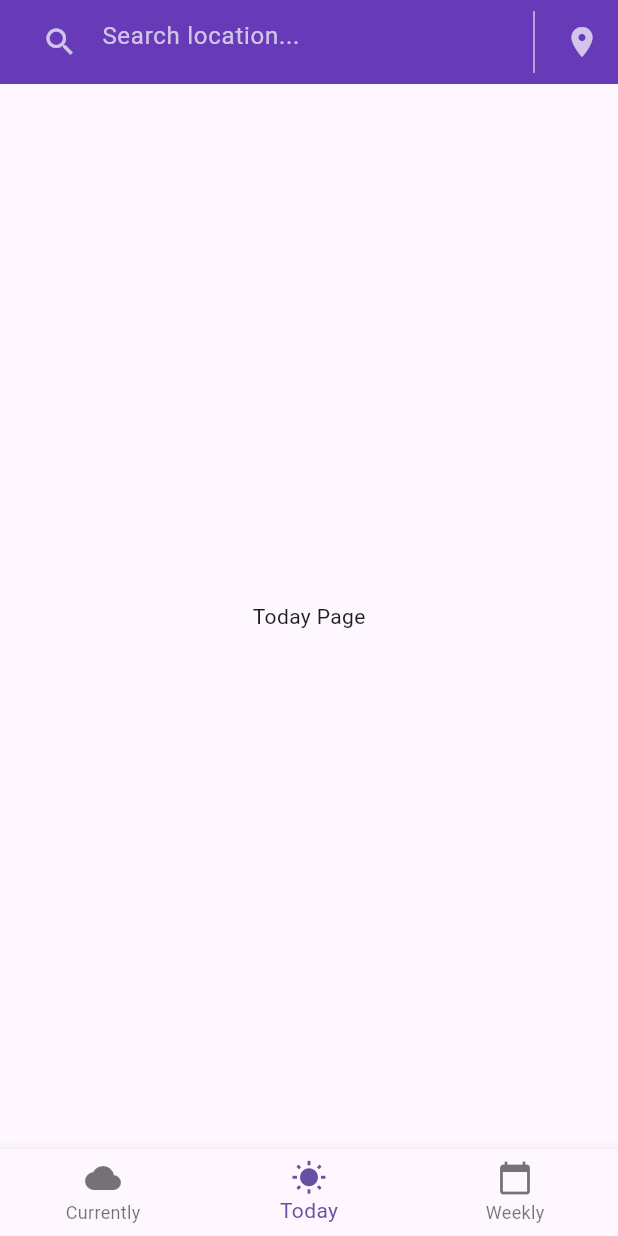
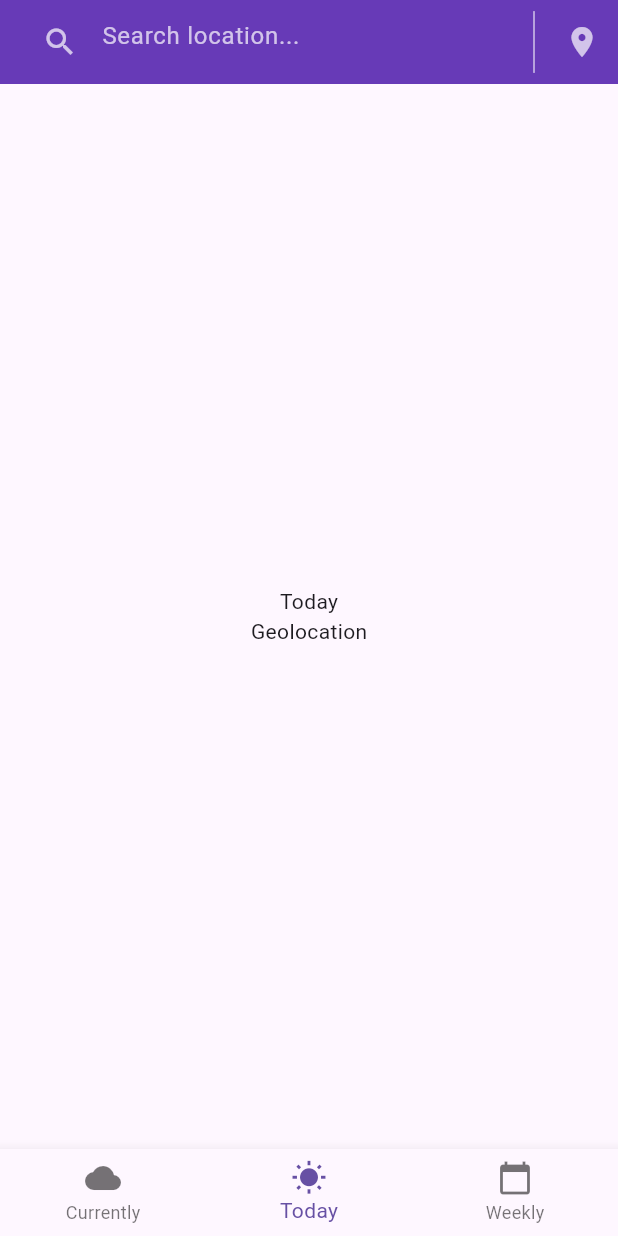
Before and after one commit to chizhovvictor/Mobile, a Flutter app: the screen it shows after launch, item 2 of the bottom bar chosen, after a tap on the "location on" icon, on a phone screen of 412 x 824 dp. Run offline on Flutter 3.47's test engine with Material 3 defaults, Android fonts, the phone set to English and light mode, and no system bars; our stand-ins replace math_expressions.

Commit message:
need to check horizon and checklist

```diff
--- a/mobileWeatherApp/weatherapp_proj/lib/src/screens/currently_page.dart
+++ b/mobileWeatherApp/weatherapp_proj/lib/src/screens/currently_page.dart
@@ -1,12 +1,22 @@
 import 'package:flutter/material.dart';
 
 class CurrentlyPage extends StatelessWidget {
-  const CurrentlyPage({super.key});
-
+  const CurrentlyPage({super.key, required this.input});
+  final String input;
   @override
   Widget build(BuildContext context) {
-    return const Center(
-      child: Text('Currently Page'),
+    return Center(
+      child: Column(
+        mainAxisAlignment: MainAxisAlignment.center,
+        children: [
+          const Text(
+            'Currently',
+          ),
+          Text(
+            input,
+          ),
+        ],
+      ),
     );
   }
 }
--- a/mobileWeatherApp/weatherapp_proj/lib/src/screens/home_page.dart
+++ b/mobileWeatherApp/weatherapp_proj/lib/src/screens/home_page.dart
@@ -1,9 +1,9 @@
-import 'package:flutter/cupertino.dart';
 import 'package:flutter/material.dart';
-import 'package:flutter/widgets.dart';
+
 import 'package:weatherapp_proj/src/screens/currently_page.dart';
 import 'package:weatherapp_proj/src/screens/today_page.dart';
 import 'package:weatherapp_proj/src/screens/weekly_page.dart';
+import 'package:weatherapp_proj/src/widgets/bottom_menu.dart';
 
 class HomePage extends StatefulWidget {
   const HomePage({super.key});
@@ -16,16 +16,38 @@ class _HomePageState extends State<HomePage> {
   int _selectedIndex = 0;
 
   final PageController _pageController = PageController(); // Контроллер страниц
+  final _textController = TextEditingController();
+
+  String inputTextField = '';
 
   void _onItemTapped(int index) {
     setState(() {
       _selectedIndex = index;
     });
-    _pageController.animateToPage( // Переход на страницу
+    _pageController.animateToPage(
+      // Переход на страницу
       index,
       duration: const Duration(microseconds: 300),
       curve: Curves.ease,
     );
+  }
+
+  void handleValue(String value) {
+    setState(() {
+      inputTextField = value;
+    });
+  }
+
+  void onGeolocationPressed() {
+    setState(() {
+      inputTextField = 'Geolocation';
+    });
+  }
+
+  @override
+  void dispose() {
+    _textController.dispose();
+    super.dispose();
   }
 
   @override
@@ -33,8 +55,11 @@ class _HomePageState extends State<HomePage> {
     return Scaffold(
       appBar: AppBar(
         backgroundColor: Colors.deepPurple,
-        title: const TextField(
-          decoration: InputDecoration(
+        title: TextField(
+          controller: _textController,
+          onSubmitted: handleValue,
+          style: const TextStyle(color: Colors.white70),
+          decoration: const InputDecoration(
             hintText: 'Search location...',
             hintStyle: TextStyle(color: Colors.white70),
             border: InputBorder.none,
@@ -49,42 +74,29 @@ class _HomePageState extends State<HomePage> {
                 color: Colors.white70), // Разделительная черта
           ),
           IconButton(
-            onPressed: () {},
+            onPressed: onGeolocationPressed,
             icon: const Icon(Icons.location_on),
             color: Colors.white70,
           )
         ],
       ),
-      body: PageView(  // Виджет для свайпинга страниц
+      body: PageView(
+        // Виджет для свайпинга страниц
         controller: _pageController,
         onPageChanged: (index) {
           setState(() {
             _selectedIndex = index;
           });
         },
-        children: const <Widget>[
-          CurrentlyPage(),
-          TodayPage(),
-          WeeklyPage(),
+        children: <Widget>[
+          CurrentlyPage(input: inputTextField),
+          TodayPage(input: inputTextField),
+          WeeklyPage(input: inputTextField),
         ],
       ),
-      bottomNavigationBar: BottomNavigationBar(  // Нижняя навигация
-        items: const <BottomNavigationBarItem>[
-          BottomNavigationBarItem(
-            icon: Icon(Icons.cloud),
-            label: 'Currently',
-          ),
-          BottomNavigationBarItem(
-            icon: Icon(Icons.wb_sunny),
-            label: 'Today',
-          ),
-          BottomNavigationBarItem(
-            icon: Icon(Icons.calendar_today),
-            label: 'Weekly',
-          ),
-        ],
-        currentIndex: _selectedIndex,
-        onTap: _onItemTapped,
+      bottomNavigationBar: BottomMenu(
+        selectedIndex: _selectedIndex,
+        onItemTapped: _onItemTapped,
       ),
     );
   }
--- a/mobileWeatherApp/weatherapp_proj/lib/src/screens/today_page.dart
+++ b/mobileWeatherApp/weatherapp_proj/lib/src/screens/today_page.dart
@@ -1,12 +1,22 @@
 import 'package:flutter/material.dart';
 
 class TodayPage extends StatelessWidget {
-  const TodayPage({super.key});
-
+  const TodayPage({super.key, required this.input});
+  final String input;
   @override
   Widget build(BuildContext context) {
-    return const Center(
-      child: Text('Today Page'),
+    return Center(
+      child: Column(
+        mainAxisAlignment: MainAxisAlignment.center,
+        children: [
+          const Text(
+            'Today',
+          ),
+          Text(
+            input,
+          ),
+        ],
+      ),
     );
   }
 }
--- a/mobileWeatherApp/weatherapp_proj/lib/src/screens/weekly_page.dart
+++ b/mobileWeatherApp/weatherapp_proj/lib/src/screens/weekly_page.dart
@@ -1,12 +1,23 @@
 import 'package:flutter/material.dart';
 
 class WeeklyPage extends StatelessWidget {
-  const WeeklyPage({super.key});
+  const WeeklyPage({super.key, required this.input});
 
+  final String input;
   @override
   Widget build(BuildContext context) {
-    return const Center(
-      child: Text('Weekly Page'),
+    return Center(
+      child: Column(
+        mainAxisAlignment: MainAxisAlignment.center,
+        children: [
+          const Text(
+            'Weekly',
+          ),
+          Text(
+            input,
+          ),
+        ],
+      ),
     );
   }
 }
--- /dev/null
+++ b/mobileWeatherApp/weatherapp_proj/lib/src/widgets/bottom_menu.dart
@@ -0,0 +1,30 @@
+import 'package:flutter/material.dart';
+
+class BottomMenu extends StatelessWidget {
+  const BottomMenu({super.key, required this.onItemTapped, required this.selectedIndex});
+  final void Function(int) onItemTapped;
+  final int selectedIndex;
+
+  @override
+  Widget build(BuildContext context) {
+    return BottomNavigationBar(
+        // Нижняя навигация
+        items: const <BottomNavigationBarItem>[
+          BottomNavigationBarItem(
+            icon: Icon(Icons.cloud),
+            label: 'Currently',
+          ),
+          BottomNavigationBarItem(
+            icon: Icon(Icons.wb_sunny),
+            label: 'Today',
+          ),
+          BottomNavigationBarItem(
+            icon: Icon(Icons.calendar_today),
+            label: 'Weekly',
+          ),
+        ],
+        currentIndex: selectedIndex,
+        onTap: onItemTapped,
+      );
+  }
+}
```
